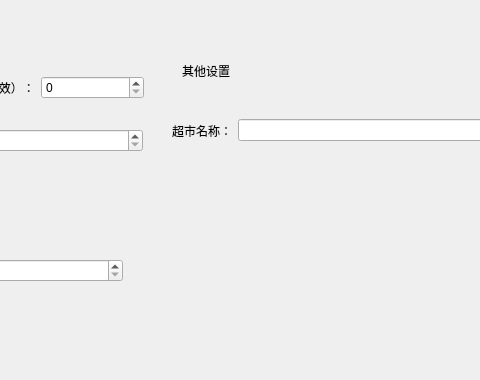
ylxcvvan/Supermarket-Commodity-Management-System, file view/page/pageconfig.ui: the form before one commit; both pictures show x 268 to 748 and y 0 to 380 of the 748 by 473 pixel window.
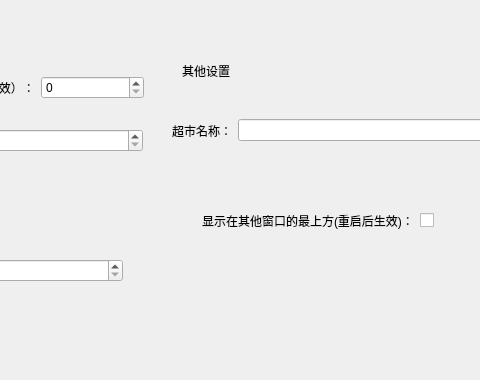
The form after the commit.

The edit to the form file:
```diff
--- a/view/page/pageconfig.ui
+++ b/view/page/pageconfig.ui
@@ -157,7 +157,7 @@
     <string>其他设置</string>
    </property>
   </widget>
-  <widget class="QWidget" name="">
+  <widget class="QWidget" name="layoutWidget">
    <property name="geometry">
     <rect>
      <x>440</x>
@@ -179,6 +179,36 @@
     </item>
    </layout>
   </widget>
+  <widget class="QWidget" name="">
+   <property name="geometry">
+    <rect>
+     <x>470</x>
+     <y>190</y>
+     <width>251</width>
+     <height>61</height>
+    </rect>
+   </property>
+   <layout class="QHBoxLayout" name="horizontalLayout_6">
+    <item>
+     <widget class="QLabel" name="label_10">
+      <property name="text">
+       <string>显示在其他窗口的最上方(重启后生效)：</string>
+      </property>
+     </widget>
+    </item>
+    <item>
+     <widget class="QCheckBox" name="checkBoxIsShowedOnTop">
+      <property name="text">
+       <string/>
+      </property>
+      <property name="checked">
+       <bool>false</bool>
+      </property>
+     </widget>
+    </item>
+   </layout>
+   <zorder>checkBoxIsShowedOnTop</zorder>
+  </widget>
  </widget>
  <resources/>
  <connections/>
```
